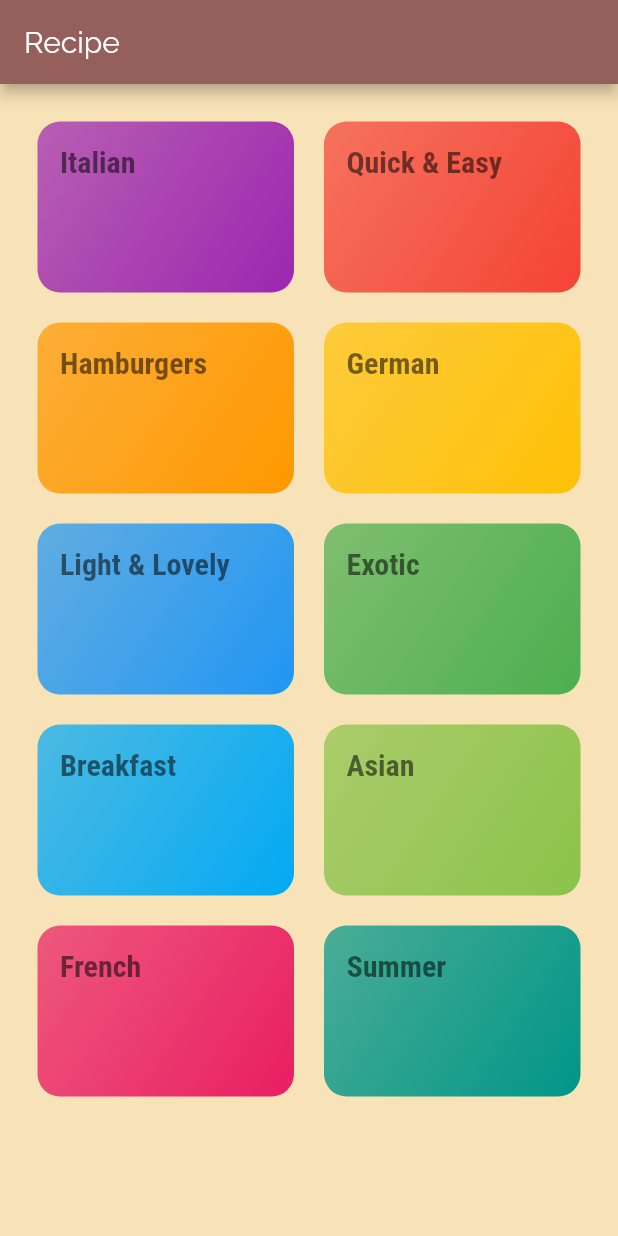
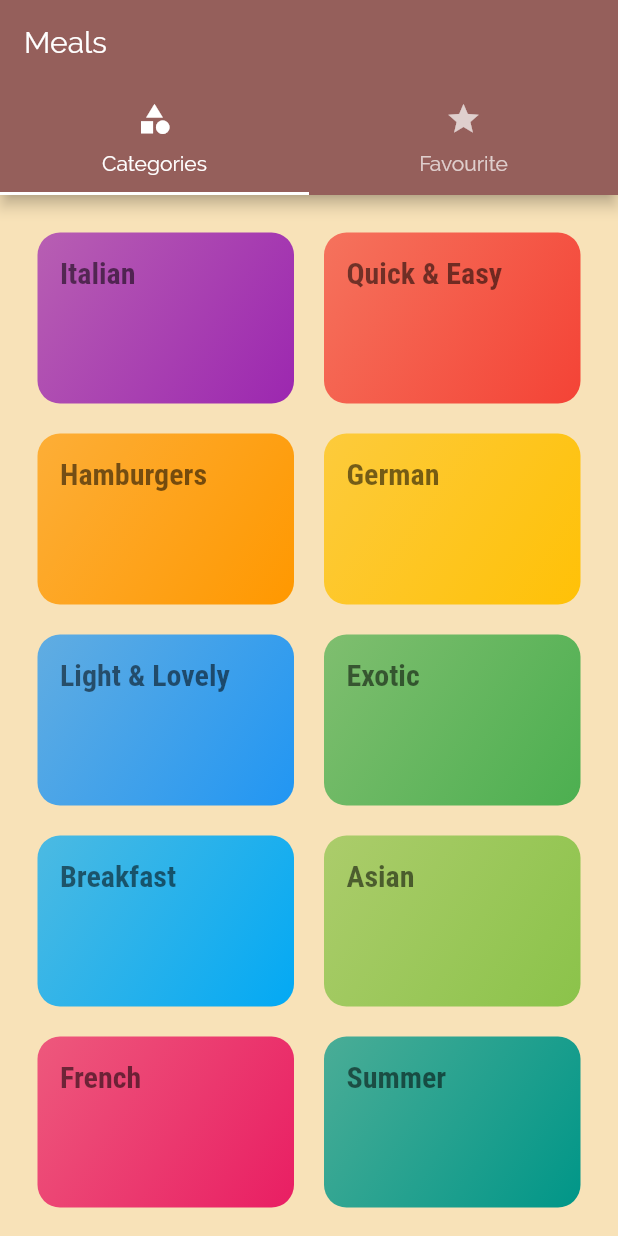
Before and after one commit to VishnuPothan/Recipe-Flutter-App, a Flutter app: the screen it shows after launch, on a phone screen of 412 x 824 dp. Run offline on Flutter 3.47's test engine with Material 2 defaults, Android fonts, the phone set to English and light mode, and no system bars.

Commit message:
Tab screen added

```diff
--- a/lib/main.dart
+++ b/lib/main.dart
@@ -3,34 +3,33 @@ import 'dart:ui';
 import 'package:flutter/material.dart';
 import './screen/mealDetailsScreen.dart';
 import './screen/categoryMealsScreen.dart';
-
-import 'screen/categoriesScreen.dart';
+import './screen/tabsScreen.dart';
 
 void main() => runApp(MyApp());
 
-Map<int, Color> color =
-{
-  50:Color.fromRGBO(149, 95, 91, .1),
-  100:Color.fromRGBO(149, 95, 91, .2),
-  200:Color.fromRGBO(149, 95, 91, .3),
-  300:Color.fromRGBO(149, 95, 91, .4),
-  400:Color.fromRGBO(149, 95, 91, .5),
-  500:Color.fromRGBO(149, 95, 91, .6),
-  600:Color.fromRGBO(149, 95, 91, .7),
-  700:Color.fromRGBO(149, 95, 91, .8),
-  800:Color.fromRGBO(149, 95, 91, .9),
-  900:Color.fromRGBO(149, 95, 91, 1),
+Map<int, Color> color = {
+  50: Color.fromRGBO(149, 95, 91, .1),
+  100: Color.fromRGBO(149, 95, 91, .2),
+  200: Color.fromRGBO(149, 95, 91, .3),
+  300: Color.fromRGBO(149, 95, 91, .4),
+  400: Color.fromRGBO(149, 95, 91, .5),
+  500: Color.fromRGBO(149, 95, 91, .6),
+  600: Color.fromRGBO(149, 95, 91, .7),
+  700: Color.fromRGBO(149, 95, 91, .8),
+  800: Color.fromRGBO(149, 95, 91, .9),
+  900: Color.fromRGBO(149, 95, 91, 1),
 };
 
 class MyApp extends StatelessWidget {
   MaterialColor colorCustom = MaterialColor(0xFF955F5B, color);
+
   @override
   Widget build(BuildContext context) {
     return MaterialApp(
       title: 'Recipe',
       theme: ThemeData(
         primarySwatch: colorCustom,
-        accentColor: colorCustom,
+        accentColor: Colors.white,
         canvasColor: Color.fromRGBO(248, 226, 184, 1),
         fontFamily: 'Raleway',
         textTheme: ThemeData.light().textTheme.copyWith(
@@ -49,8 +48,8 @@ class MyApp extends StatelessWidget {
       ),
       //home: CategoriesScreen(),
       routes: {
-        '/': (ctx) => CategoriesScreen(),
-        CategoryMealsScreen.routeName:  (ctx) => CategoryMealsScreen(),
+        '/': (ctx) => TabsScreen(),
+        CategoryMealsScreen.routeName: (ctx) => CategoryMealsScreen(),
         MealDetailsScreen.routeName: (ctx) => MealDetailsScreen(),
       },
       /*onGenerateRoute: (settings){
--- a/lib/screen/categoriesScreen.dart
+++ b/lib/screen/categoriesScreen.dart
@@ -5,11 +5,7 @@ import '../widgets/categoryItem.dart';
 class CategoriesScreen extends StatelessWidget {
   @override
   Widget build(BuildContext context) {
-    return Scaffold(
-      appBar: AppBar(
-        title: const Text('Recipe'),
-      ),
-      body: GridView(
+    return GridView(
         padding: const EdgeInsets.all(25),
         gridDelegate: SliverGridDelegateWithMaxCrossAxisExtent(
           maxCrossAxisExtent: 200,
@@ -26,7 +22,6 @@ class CategoriesScreen extends StatelessWidget {
               ),
             )
             .toList(),
-      ),
-    );
+      );
   }
 }
--- /dev/null
+++ b/lib/screen/favouriteScreen.dart
@@ -0,0 +1,7 @@
+import 'package:flutter/material.dart';
+class FavouriteScreen extends StatelessWidget {
+  @override
+  Widget build(BuildContext context) {
+    return Center(child: Text('The favourite screen'),);
+  }
+}
--- /dev/null
+++ b/lib/screen/tabsScreen.dart
@@ -0,0 +1,40 @@
+import 'package:flutter/material.dart';
+import './favouriteScreen.dart';
+import './categoriesScreen.dart';
+
+class TabsScreen extends StatefulWidget {
+  @override
+  _TabsScreenState createState() => _TabsScreenState();
+}
+
+class _TabsScreenState extends State<TabsScreen> {
+  @override
+  Widget build(BuildContext context) {
+    return DefaultTabController(
+      length: 2,
+      child: Scaffold(
+        appBar: AppBar(
+          title: Text('Meals'),
+          bottom: TabBar(
+            tabs: [
+              Tab(
+                icon: Icon(Icons.category),
+                text: 'Categories',
+              ),
+              Tab(
+                icon: Icon(Icons.star),
+                text: 'Favourite',
+              ),
+            ],
+          ),
+        ),
+        body: TabBarView(
+          children: [
+            CategoriesScreen(),
+            FavouriteScreen(),
+          ],
+        ),
+      ),
+    );
+  }
+}
```
Also changed, not shown: lib/screen/mealDetailsScreen.dart (+71 -2 lines).
